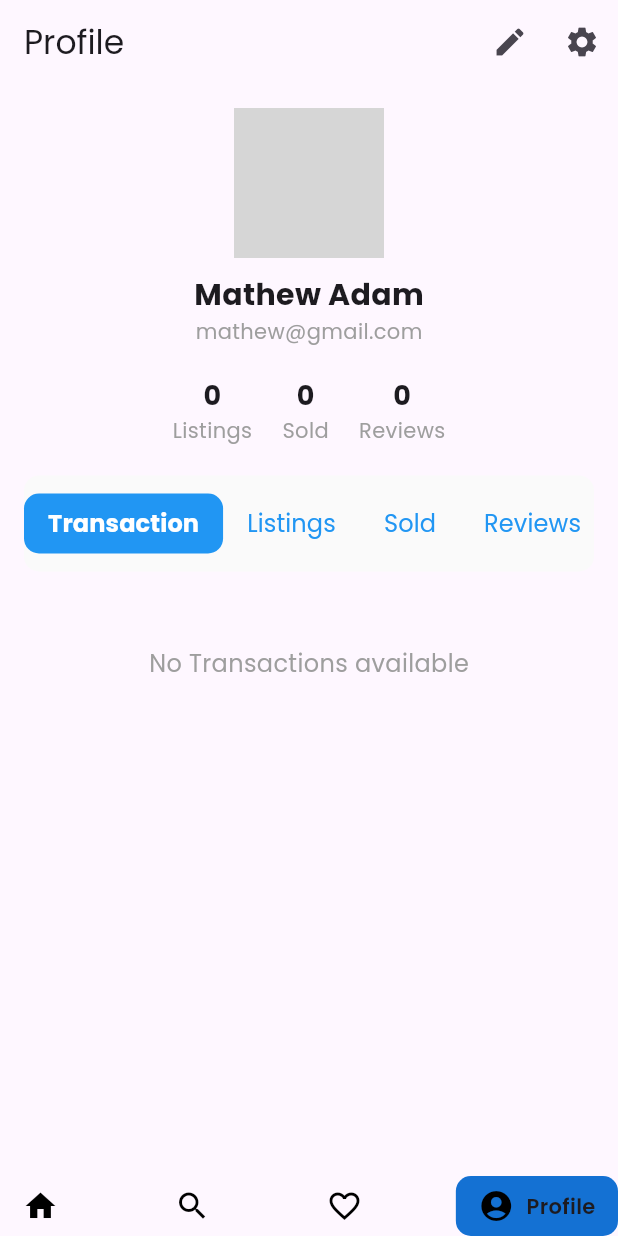
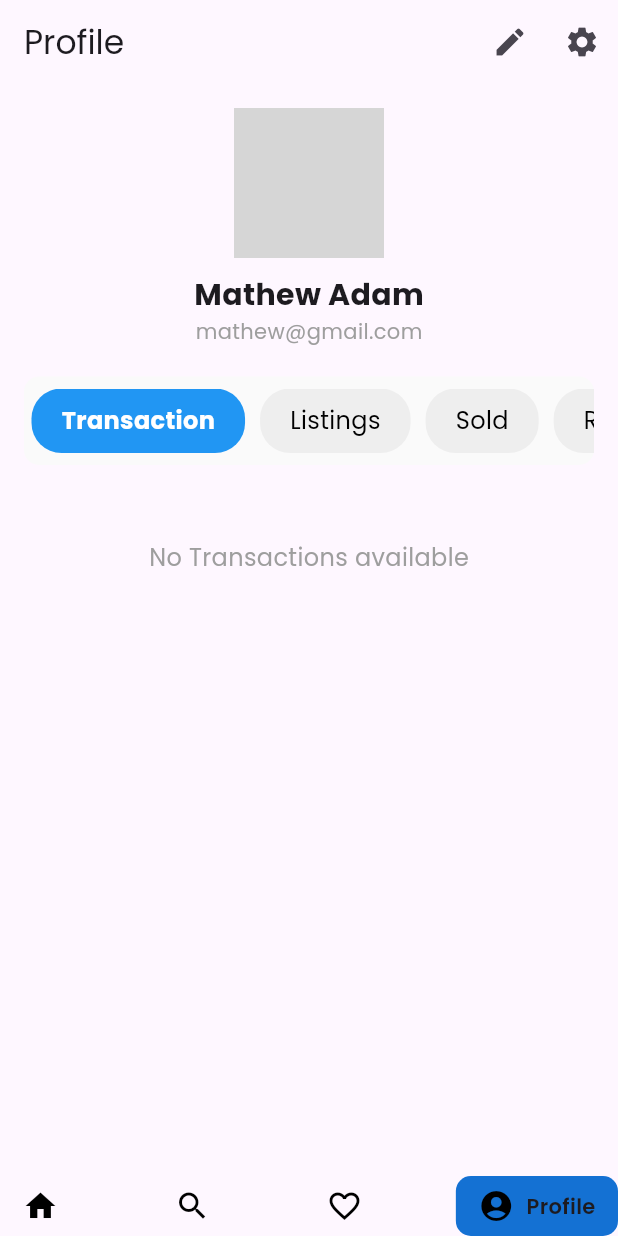
Before and after one commit to Harindu-Karunathilake/Easy-Idama, a Flutter app: the ProfilePage screen opened directly, on a phone screen of 412 x 824 dp. Run offline on Flutter 3.47's test engine with Material 3 defaults, Android fonts, the phone set to English and light mode, and no system bars; drawn by our look-alikes of google_nav_bar; our stand-ins replace cloud_firestore, firebase_auth, firebase_core, flutter_secure_storage, smooth_page_indicator; accounts and stored records are empty; grey boxes are pictures that could not be loaded.

Commit message:
fix profile overflow padding in header parts

```diff
--- a/lib/pages/profile.dart
+++ b/lib/pages/profile.dart
@@ -14,10 +14,52 @@ class ProfilePage extends StatefulWidget {
 }
 
 class _ProfilePageState extends State<ProfilePage> {
-  String activeTab = 'Transaction';
+  String activeTab = 'Transaction'; // Default active tab
+  final ScrollController _scrollController = ScrollController();
+  final List<String> tabs = ['Transaction', 'Listings', 'Sold', 'Reviews'];
   int listingsCount = 0;
   int soldCount = 0;
   int reviewsCount = 0;
+
+  void _selectTab(String tab) {
+    setState(() {
+      activeTab = tab;
+    });
+
+    int index = tabs.indexOf(tab);
+    double screenWidth = MediaQuery.of(context).size.width;
+    double tabWidth = 100;
+    double scrollTo = (index * tabWidth) - (screenWidth / 2) + (tabWidth / 2);
+
+    _scrollController.animateTo(
+      scrollTo.clamp(0, _scrollController.position.maxScrollExtent),
+      duration: const Duration(milliseconds: 300),
+      curve: Curves.easeInOut,
+    );
+  }
+
+  Widget _tabButton(String tabName) {
+    bool isSelected = activeTab == tabName;
+    return GestureDetector(
+      onTap: () => _selectTab(tabName),
+      child: Container(
+        padding: const EdgeInsets.symmetric(horizontal: 20, vertical: 10),
+        margin: const EdgeInsets.symmetric(horizontal: 5),
+        decoration: BoxDecoration(
+          color: isSelected ? Colors.blue : Colors.grey[200],
+          borderRadius: BorderRadius.circular(20),
+        ),
+        child: Text(
+          tabName,
+          style: TextStyle(
+            fontSize: 16,
+            color: isSelected ? Colors.white : Colors.black,
+            fontWeight: isSelected ? FontWeight.bold : FontWeight.normal,
+          ),
+        ),
+      ),
+    );
+  }
 
   @override
   Widget build(BuildContext context) {
@@ -30,8 +72,7 @@ class _ProfilePageState extends State<ProfilePage> {
             onPressed: () {
               Navigator.push(
                 context,
-                MaterialPageRoute(
-                    builder: (context) => const EditProfilePage()),
+                MaterialPageRoute(builder: (context) => const EditProfilePage()),
               );
             },
           ),
@@ -49,8 +90,6 @@ class _ProfilePageState extends State<ProfilePage> {
       bottomNavigationBar: CustomNavBar(
         selectedIndex: 3,
         onTabChange: (index) {
-          // You can add any logic here if needed when the tab changes.
-          // For example, you might want to update some state.
           print('Tab changed to index: $index');
         },
       ),
@@ -71,61 +110,20 @@ class _ProfilePageState extends State<ProfilePage> {
               'Mathew Adam',
               style: TextStyle(fontSize: 20, fontWeight: FontWeight.bold),
             ),
-            const Text('mathew@gmail.com',
-                style: TextStyle(color: Colors.grey)),
+            const Text('mathew@gmail.com', style: TextStyle(color: Colors.grey)),
             const SizedBox(height: 20),
-            Row(
-              mainAxisAlignment: MainAxisAlignment.center,
-              children: [
-                _infoCard(listingsCount.toString(), 'Listings'),
-                GestureDetector(
-                  onTap: () async {
-                    final updatedSoldCount = await Navigator.push(
-                      context,
-                      MaterialPageRoute(builder: (context) => const SoldPage()),
-                    );
-                    if (updatedSoldCount != null) {
-                      setState(() {
-                        soldCount = updatedSoldCount;
-                      });
-                    }
-                  },
-                  child: _infoCard(soldCount.toString(), 'Sold'),
-                ),
-                GestureDetector(
-                  onTap: () async {
-                    final updatedReviewsCount = await Navigator.push(
-                      context,
-                      MaterialPageRoute(
-                          builder: (context) => const ReviewsPage()),
-                    );
-                    if (updatedReviewsCount != null) {
-                      setState(() {
-                        reviewsCount = updatedReviewsCount;
-                      });
-                    }
-                  },
-                  child: _infoCard(reviewsCount.toString(), 'Reviews'),
-                ),
-              ],
-            ),
-            const SizedBox(height: 20),
-            Column(
-              children: [
             Container(
               decoration: BoxDecoration(
                 color: Colors.grey[50],
                 borderRadius: BorderRadius.circular(10),
               ),
               padding: const EdgeInsets.symmetric(vertical: 8),
+              child: SingleChildScrollView(
+                controller: _scrollController,
+                scrollDirection: Axis.horizontal,
                 child: Row(
-                    mainAxisAlignment: MainAxisAlignment.spaceAround,
-                    children: [
-                      _tabButton('Transaction'),
-                      _tabButton('Listings'),
-                      _tabButton('Sold'),
-                      _tabButton('Reviews'),
-                    ],
+                  children: tabs.map((tab) => _tabButton(tab)).toList(),
+                ),
               ),
             ),
             const SizedBox(height: 10),
@@ -136,8 +134,7 @@ class _ProfilePageState extends State<ProfilePage> {
                   onPressed: () async {
                     final newItemAdded = await Navigator.push(
                       context,
-                          MaterialPageRoute(
-                              builder: (context) => const AddListingPage()),
+                      MaterialPageRoute(builder: (context) => const AddListingPage()),
                     );
                     if (newItemAdded == true) {
                       setState(() {
@@ -150,13 +147,10 @@ class _ProfilePageState extends State<ProfilePage> {
                   backgroundColor: Colors.blue,
                 ),
               ),
-              ],
-            ),
             const SizedBox(height: 20),
-            if (activeTab == 'Transaction')
-              _emptySection('No Transactions available'),
+            if (activeTab == 'Transaction') _emptySection('No Transactions available'),
             if (activeTab == 'Listings') _emptySection('No listings available'),
-            if (activeTab == 'Sold') _emptySection('No sold item yet'),
+            if (activeTab == 'Sold') _emptySection('No sold items yet'),
             if (activeTab == 'Reviews') _emptySection('No reviews yet'),
           ],
         ),
@@ -184,46 +178,6 @@ class _ProfilePageState extends State<ProfilePage> {
     );
   }
 
-  Widget _tabButton(String label) {
-    bool isActive = label == activeTab;
-    return TextButton(
-      onPressed: () {
-        setState(() {
-          activeTab = label;
-        });
-      },
-      style: TextButton.styleFrom(
-        foregroundColor: isActive ? Colors.white : Colors.blue,
-        backgroundColor: isActive ? Colors.blue : Colors.transparent,
-        padding: const EdgeInsets.symmetric(horizontal: 16, vertical: 8),
-        shape: RoundedRectangleBorder(
-          borderRadius: BorderRadius.circular(10),
-        ),
-      ),
-      child: Text(
-        label,
-        style: TextStyle(
-          fontSize: 16,
-          fontWeight: isActive ? FontWeight.bold : FontWeight.normal,
-        ),
-      ),
-    );
-  }
-
-  Widget _infoCard(String value, String label) {
-    return Padding(
-      padding: const EdgeInsets.symmetric(horizontal: 10),
-      child: Column(
-        children: [
-          Text(value,
-              style:
-                  const TextStyle(fontSize: 18, fontWeight: FontWeight.bold)),
-          Text(label, style: const TextStyle(color: Colors.grey)),
-        ],
-      ),
-    );
-  }
-
   Widget _emptySection(String message) {
     return Center(
       child: Padding(
```
Also changed, not shown: lib/pages/head_parts.dart (+10 -5 lines). Lines whose indentation alone changed are shown as unchanged.
